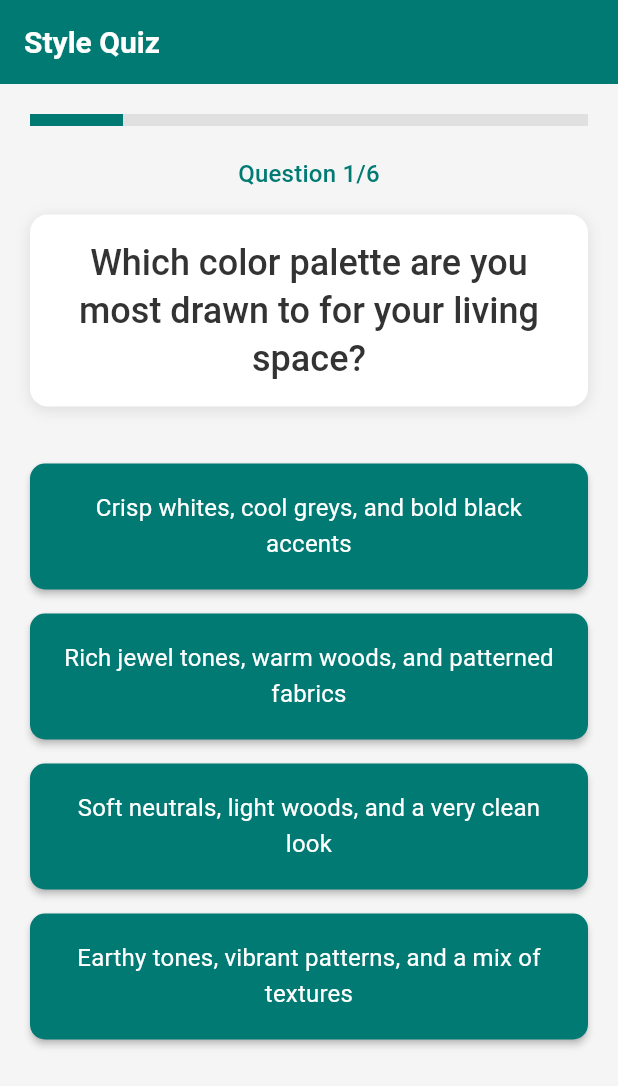
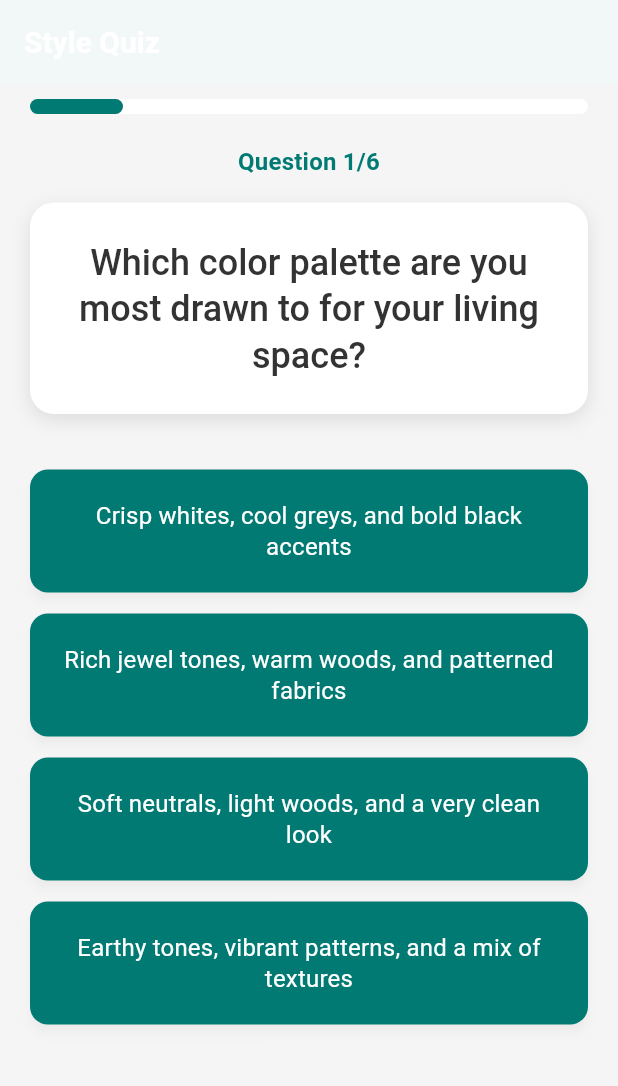
Before and after one commit to hassanrrraza/furniture, a Flutter app: the StyleQuizScreen screen opened directly, on a phone screen of 412 x 824 dp. Shown: the top 1086 px of the screen. Run offline on Flutter 3.47's test engine with Material 3 defaults, Android fonts, the phone set to English and light mode, and no system bars; our stand-ins replace flutter_riverpod.

Commit message:
style quiz screen ui updated

```diff
--- a/lib/src/features/style_quiz/presentation/screens/style_quiz_screen.dart
+++ b/lib/src/features/style_quiz/presentation/screens/style_quiz_screen.dart
@@ -177,81 +177,70 @@ class _StyleQuizScreenState extends State<StyleQuizScreen> {
     );
   }
 
-  @override
-  Widget build(BuildContext context) {
-    final theme = Theme.of(context);
-    final QuizQuestion currentQuestion =
-        styleQuizQuestions[_currentQuestionIndex];
-
-    return Scaffold(
-      appBar: AppBar(
-        title: const Text('Style Quiz'),
-        automaticallyImplyLeading: false, // To prevent back button during quiz
-      ),
-      body: Padding(
-        padding: const EdgeInsets.all(20.0),
-        child: Column(
+  Widget _buildQuizContent(
+      BuildContext context, ThemeData theme, QuizQuestion question) {
+    return Column(
+      key: ValueKey<int>(
+          _currentQuestionIndex), // Important for AnimatedSwitcher
       crossAxisAlignment: CrossAxisAlignment.stretch,
       children: [
-            // Progress Indicator
-            LinearProgressIndicator(
-              value: (_currentQuestionIndex + 1) / styleQuizQuestions.length,
-              backgroundColor: Colors.grey[300],
-              valueColor: AlwaysStoppedAnimation<Color>(theme.primaryColor),
-              minHeight: 8,
-            ),
-            const SizedBox(height: 20),
-            // Question Number
         Text(
           'Question ${_currentQuestionIndex + 1}/${styleQuizQuestions.length}',
-              style: theme.textTheme.titleMedium
-                  ?.copyWith(color: theme.colorScheme.primary),
+          style: theme.textTheme.titleMedium?.copyWith(
+              color: theme.colorScheme.primary, fontWeight: FontWeight.w600),
           textAlign: TextAlign.center,
         ),
         const SizedBox(height: 15),
-            // Question Text
         Container(
-              padding: const EdgeInsets.all(16.0),
+          padding: const EdgeInsets.symmetric(
+              vertical: 24.0, horizontal: 16.0), // Increased vertical padding
           decoration: BoxDecoration(
-                  color: theme.colorScheme.surfaceVariant,
-                  borderRadius: BorderRadius.circular(12.0),
+              color: theme.colorScheme
+                  .surfaceContainerHighest, // Using a slightly different container color for variety
+              borderRadius:
+                  BorderRadius.circular(16.0), // Slightly larger radius
               boxShadow: [
                 BoxShadow(
-                      color: Colors.black.withOpacity(0.1),
-                      blurRadius: 8,
-                      offset: const Offset(0, 2),
+                  color: theme.colorScheme.shadow.withOpacity(0.1),
+                  blurRadius: 10,
+                  offset: const Offset(0, 4),
                 )
               ]),
           child: Text(
-                currentQuestion.questionText,
+            question.questionText,
             style: theme.textTheme.headlineSmall?.copyWith(
               fontWeight: FontWeight.w500,
-                  color: theme.colorScheme.onSurfaceVariant,
+              color: theme.colorScheme.onSurface,
+              height: 1.3, // Improved line height for readability
             ),
             textAlign: TextAlign.center,
           ),
         ),
         const SizedBox(height: 30),
-            // Options
         Expanded(
           child: ListView.builder(
-                itemCount: currentQuestion.options.length,
+            itemCount: question.options.length,
             itemBuilder: (context, index) {
-                  final QuizOption option = currentQuestion.options[index];
+              final QuizOption option = question.options[index];
               return Padding(
-                    padding: const EdgeInsets.symmetric(vertical: 8.0),
+                padding: const EdgeInsets.symmetric(
+                    vertical: 7.0), // Slightly reduced vertical padding
                 child: ElevatedButton(
                   style: ElevatedButton.styleFrom(
                     backgroundColor: theme.colorScheme.primaryContainer,
                     foregroundColor: theme.colorScheme.onPrimaryContainer,
                     padding: const EdgeInsets.symmetric(
-                            horizontal: 20, vertical: 18),
+                        horizontal: 20,
+                        vertical:
+                            20), // Increased vertical padding for tap target
                     textStyle: theme.textTheme.titleMedium
-                            ?.copyWith(fontWeight: FontWeight.normal),
+                        ?.copyWith(fontWeight: FontWeight.normal, height: 1.3),
                     shape: RoundedRectangleBorder(
-                          borderRadius: BorderRadius.circular(10.0),
+                      borderRadius:
+                          BorderRadius.circular(12.0), // Consistent radius
                     ),
-                        elevation: 2,
+                    elevation: 3,
+                    shadowColor: theme.colorScheme.shadow.withOpacity(0.2),
                   ),
                   onPressed: () => _answerQuestion(option),
                   child: Text(
@@ -264,6 +253,52 @@ class _StyleQuizScreenState extends State<StyleQuizScreen> {
           ),
         ),
       ],
+    );
+  }
+
+  @override
+  Widget build(BuildContext context) {
+    final ThemeData theme = Theme.of(context);
+
+    return Scaffold(
+      appBar: AppBar(
+        title: const Text('Style Quiz'),
+        automaticallyImplyLeading: false,
+        backgroundColor: theme.colorScheme.surface, // Theme consistent AppBar
+        elevation: 1, // Subtle elevation
+      ),
+      body: Padding(
+        padding: const EdgeInsets.fromLTRB(
+            20.0, 10.0, 20.0, 20.0), // Adjusted top padding
+        child: Column(
+          crossAxisAlignment: CrossAxisAlignment.stretch,
+          children: [
+            LinearProgressIndicator(
+              value: (_currentQuestionIndex + 1) / styleQuizQuestions.length,
+              backgroundColor: theme
+                  .colorScheme.surfaceContainerHighest, // Themed background
+              valueColor:
+                  AlwaysStoppedAnimation<Color>(theme.colorScheme.primary),
+              minHeight: 10, // Slightly thicker
+              borderRadius: BorderRadius.circular(
+                  5), // Rounded corners for the progress bar itself
+            ),
+            const SizedBox(height: 20), // Increased spacing after progress bar
+            Expanded(
+              child: AnimatedSwitcher(
+                duration:
+                    const Duration(milliseconds: 400), // Animation duration
+                transitionBuilder: (Widget child, Animation<double> animation) {
+                  return FadeTransition(
+                    opacity: animation,
+                    child: child,
+                  );
+                },
+                child: _buildQuizContent(
+                    context, theme, styleQuizQuestions[_currentQuestionIndex]),
+              ),
+            ),
+          ],
         ),
       ),
     );
```
Lines whose indentation alone changed are shown as unchanged.
